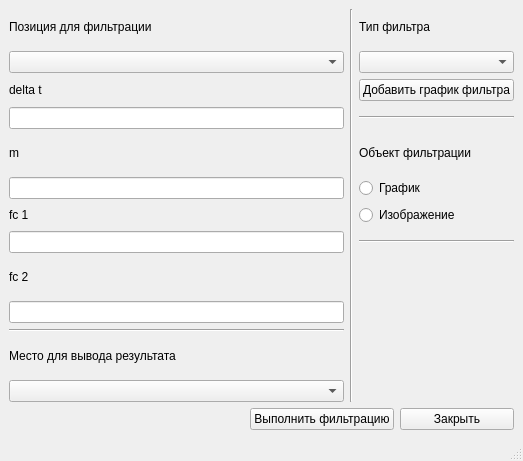
Old version of the form lab_EData/forms/qt_forms/filter_window.ui in the repository ziminyuri/experimental_data.
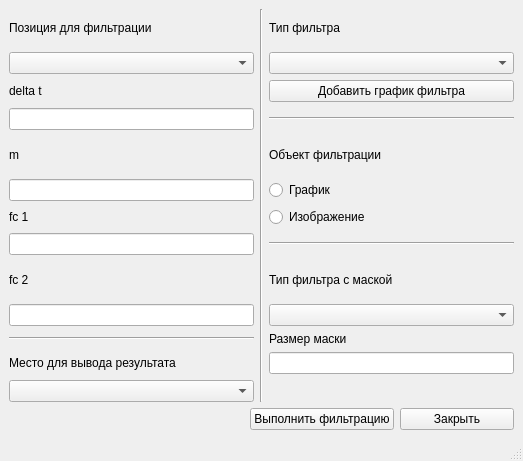
New version of the form.

```diff
--- a/lab_EData/forms/qt_forms/filter_window.ui
+++ b/lab_EData/forms/qt_forms/filter_window.ui
@@ -150,6 +150,26 @@
         </property>
        </widget>
       </item>
+      <item row="8" column="2">
+       <widget class="QLabel" name="label_9">
+        <property name="text">
+         <string>Тип фильтра с маской</string>
+        </property>
+       </widget>
+      </item>
+      <item row="9" column="2">
+       <widget class="QComboBox" name="comboBox_4"/>
+      </item>
+      <item row="10" column="2">
+       <widget class="QLabel" name="label_10">
+        <property name="text">
+         <string>Размер маски</string>
+        </property>
+       </widget>
+      </item>
+      <item row="11" column="2">
+       <widget class="QLineEdit" name="lineEdit_5"/>
+      </item>
      </layout>
     </item>
     <item row="1" column="2">
```
